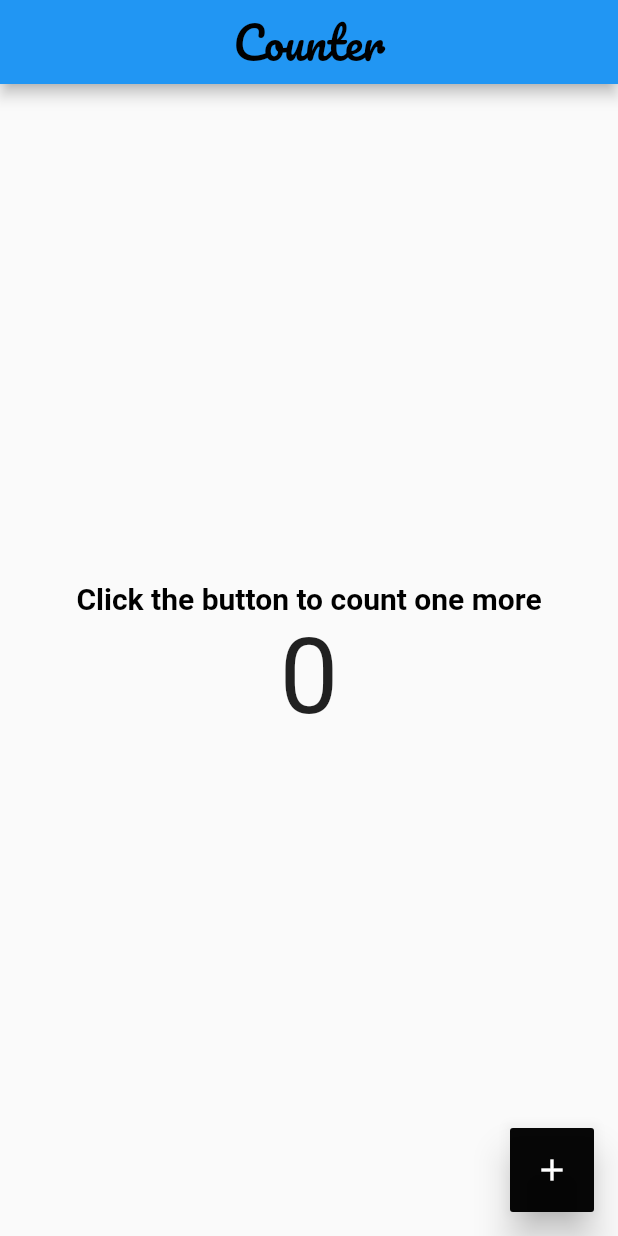
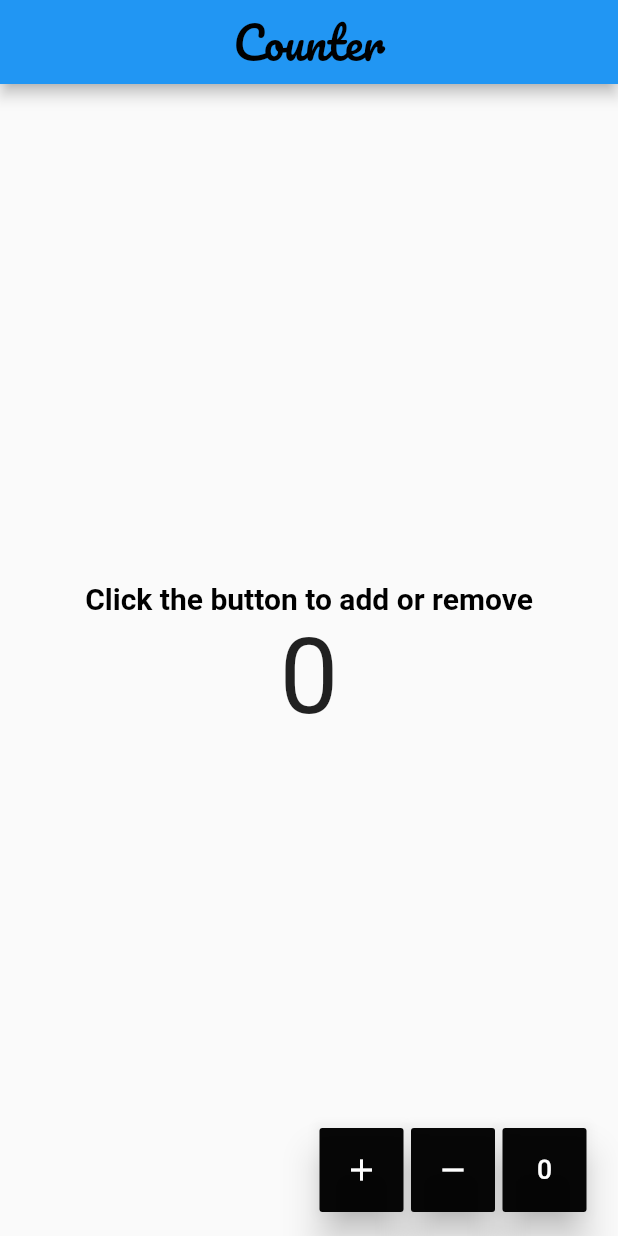
Before and after one commit to ThiagoMiguel7/Codigos_C214LAB, a Flutter app: the screen it shows after launch, on a phone screen of 412 x 824 dp. Run offline on Flutter 3.47's test engine with Material 2 defaults, Android fonts, the phone set to English and light mode, and no system bars; our stand-ins replace google_fonts; Roboto replaces fonts that are missing (Nabla).

Commit message:
Update Atividade 2

```diff
--- a/atividade2/lib/main.dart
+++ b/atividade2/lib/main.dart
@@ -47,6 +47,18 @@ class _MyHomePageState extends State<MyHomePage> {
     });
   }
 
+  void _decrementCounter() {
+    setState(() {
+      _counter--;
+    });
+  }
+
+  void _resetCounter() {
+    setState(() {
+      _counter = 0;
+    });
+  }
+
   @override
   Widget build(BuildContext context) {
     return Scaffold(
@@ -60,7 +72,7 @@ class _MyHomePageState extends State<MyHomePage> {
             mainAxisAlignment: MainAxisAlignment.center,
             children: <Widget>[
               const Text(
-              'Click the button to count one more',
+                'Click the button to add or remove',
                 textDirection: TextDirection.ltr,
                 style: TextStyle(
                     fontSize: 20.0,
@@ -71,13 +83,44 @@ class _MyHomePageState extends State<MyHomePage> {
             ],
           ),
         ),
-      floatingActionButton: FloatingActionButton(
+        floatingActionButton: _fab()
+
+        // This trailing comma makes auto-formatting nicer for build methods.
+        );
+  }
+
+  Widget _fab() {
+    return Row(
+      mainAxisAlignment: MainAxisAlignment.end,
+      children: [
+        FloatingActionButton(
           onPressed: _incrementCounter,
           tooltip: 'Increment',
           child: const Icon(Icons.add),
         ),
-
-      // This trailing comma makes auto-formatting nicer for build methods.
+        // ignore: prefer_const_constructors
+        SizedBox(
+          width: 5.0,
+        ),
+        FloatingActionButton(
+          onPressed: _decrementCounter,
+          tooltip: 'Decrement',
+          child: const Icon(Icons.remove),
+        ),
+        // ignore: prefer_const_constructors
+        SizedBox(
+          width: 5.0,
+        ),
+        FloatingActionButton(
+          onPressed: _resetCounter,
+          tooltip: 'Reset',
+          child: const Icon(Icons.exposure_zero),
+        ),
+        // ignore: prefer_const_constructors
+        SizedBox(
+          width: 5.0,
+        ),
+      ],
     );
   }
 }
```
Lines whose indentation alone changed are shown as unchanged.
